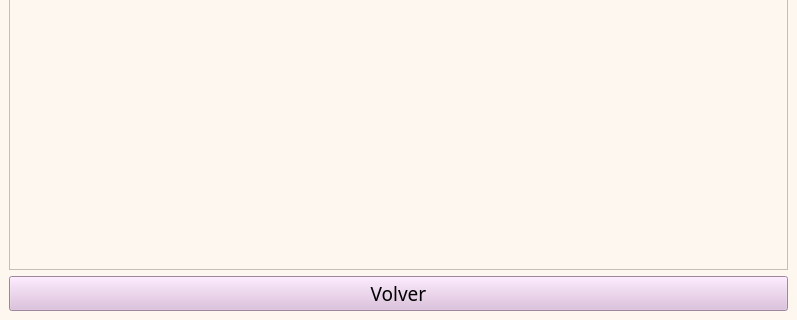
Qt form VentanaCSV.ui (ISABELpolania18/ProyectoFinal29) before a commit; both pictures show x 0 to 797 and y 377 to 697 of the 797 by 697 pixel window.
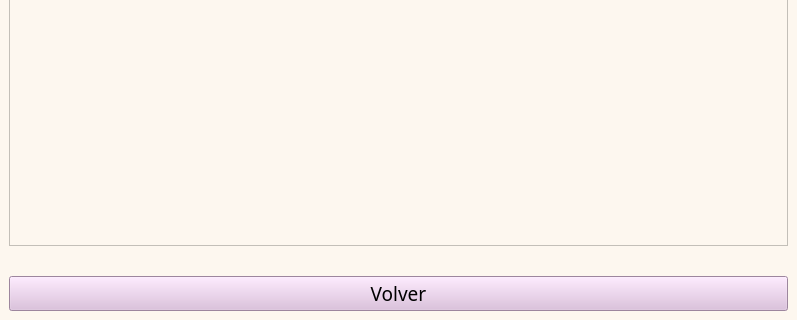
The same form after that commit.

```diff
--- a/VentanaCSV.ui
+++ b/VentanaCSV.ui
@@ -61,7 +61,7 @@
      </widget>
     </item>
     <item>
-     <layout class="QHBoxLayout">
+     <layout class="QHBoxLayout" name="layoutX">
       <item>
        <widget class="QLabel" name="labelX">
         <property name="font">
@@ -88,7 +88,7 @@
      </layout>
     </item>
     <item>
-     <layout class="QHBoxLayout">
+     <layout class="QHBoxLayout" name="layoutY">
       <item>
        <widget class="QLabel" name="labelY">
         <property name="font">
@@ -157,8 +157,11 @@
      </widget>
     </item>
     <item>
-     <layout class="QVBoxLayout" name="layoutGrafica"/>
+     <widget class="QWidget" name="widgetGrafica">
+      <layout class="QVBoxLayout" name="layoutGrafica"/>
+     </widget>
     </item>
+
     <item>
      <widget class="QPushButton" name="botonVolver">
       <property name="font">
```
Left out of the diff: 10 changed lines with no effect on the pictures.
